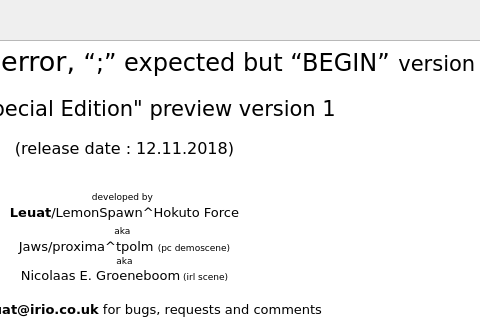
leuat/TRSE, file source/dialogabout.ui: the form before one commit; both pictures show x 329 to 809 and y 0 to 320 of the 910 by 446 pixel window.
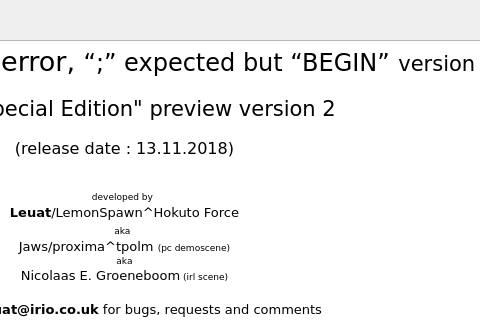
The form after the commit. Icons and pictures are not drawn.

Commit message: Bugfixes for next release

```diff
--- a/source/dialogabout.ui
+++ b/source/dialogabout.ui
@@ -47,8 +47,8 @@
 p, li { white-space: pre-wrap; }
 &lt;/style&gt;&lt;/head&gt;&lt;body style=&quot; font-family:'Verdana'; font-size:10pt; font-weight:400; font-style:normal;&quot;&gt;
 &lt;p align=&quot;center&quot; style=&quot; margin-top:18px; margin-bottom:12px; margin-left:0px; margin-right:0px; -qt-block-indent:0; text-indent:0px;&quot;&gt;&lt;span style=&quot; font-size:xx-large;&quot;&gt;Turbo Rascal Syntax error, &lt;/span&gt;&lt;span style=&quot; font-size:18pt;&quot;&gt;“;” expected but “BEGIN”&lt;/span&gt;&lt;span style=&quot; font-size:20pt;&quot;&gt; &lt;/span&gt;&lt;span style=&quot; font-size:16pt;&quot;&gt;version 0.06&lt;/span&gt;&lt;/p&gt;
-&lt;p align=&quot;center&quot; style=&quot; margin-top:18px; margin-bottom:12px; margin-left:0px; margin-right:0px; -qt-block-indent:0; text-indent:0px;&quot;&gt;&lt;span style=&quot; font-size:16pt;&quot;&gt;&amp;quot;Arne Special Edition&amp;quot; preview version 1&lt;/span&gt;&lt;/p&gt;
-&lt;p align=&quot;center&quot; style=&quot; margin-top:18px; margin-bottom:12px; margin-left:0px; margin-right:0px; -qt-block-indent:0; text-indent:0px;&quot;&gt;&lt;span style=&quot; font-size:12pt;&quot;&gt;(release date : 12.11.2018)&lt;/span&gt;&lt;/p&gt;
+&lt;p align=&quot;center&quot; style=&quot; margin-top:18px; margin-bottom:12px; margin-left:0px; margin-right:0px; -qt-block-indent:0; text-indent:0px;&quot;&gt;&lt;span style=&quot; font-size:16pt;&quot;&gt;&amp;quot;Arne Special Edition&amp;quot; preview version 2&lt;/span&gt;&lt;/p&gt;
+&lt;p align=&quot;center&quot; style=&quot; margin-top:18px; margin-bottom:12px; margin-left:0px; margin-right:0px; -qt-block-indent:0; text-indent:0px;&quot;&gt;&lt;span style=&quot; font-size:12pt;&quot;&gt;(release date : 13.11.2018)&lt;/span&gt;&lt;/p&gt;
 &lt;p align=&quot;center&quot; style=&quot;-qt-paragraph-type:empty; margin-top:0px; margin-bottom:0px; margin-left:0px; margin-right:0px; -qt-block-indent:0; text-indent:0px;&quot;&gt;&lt;br /&gt;&lt;/p&gt;
 &lt;p align=&quot;center&quot; style=&quot; margin-top:0px; margin-bottom:0px; margin-left:0px; margin-right:0px; -qt-block-indent:0; text-indent:0px;&quot;&gt;&lt;img src=&quot;:/resources/images/creatures.png&quot; width=&quot;160&quot; /&gt;&lt;/p&gt;
 &lt;p align=&quot;center&quot; style=&quot; margin-top:0px; margin-bottom:0px; margin-left:0px; margin-right:0px; -qt-block-indent:0; text-indent:0px;&quot;&gt;&lt;span style=&quot; font-size:7pt;&quot;&gt;developed by&lt;/span&gt; &lt;/p&gt;
```
The commit also changes 10 other files.
